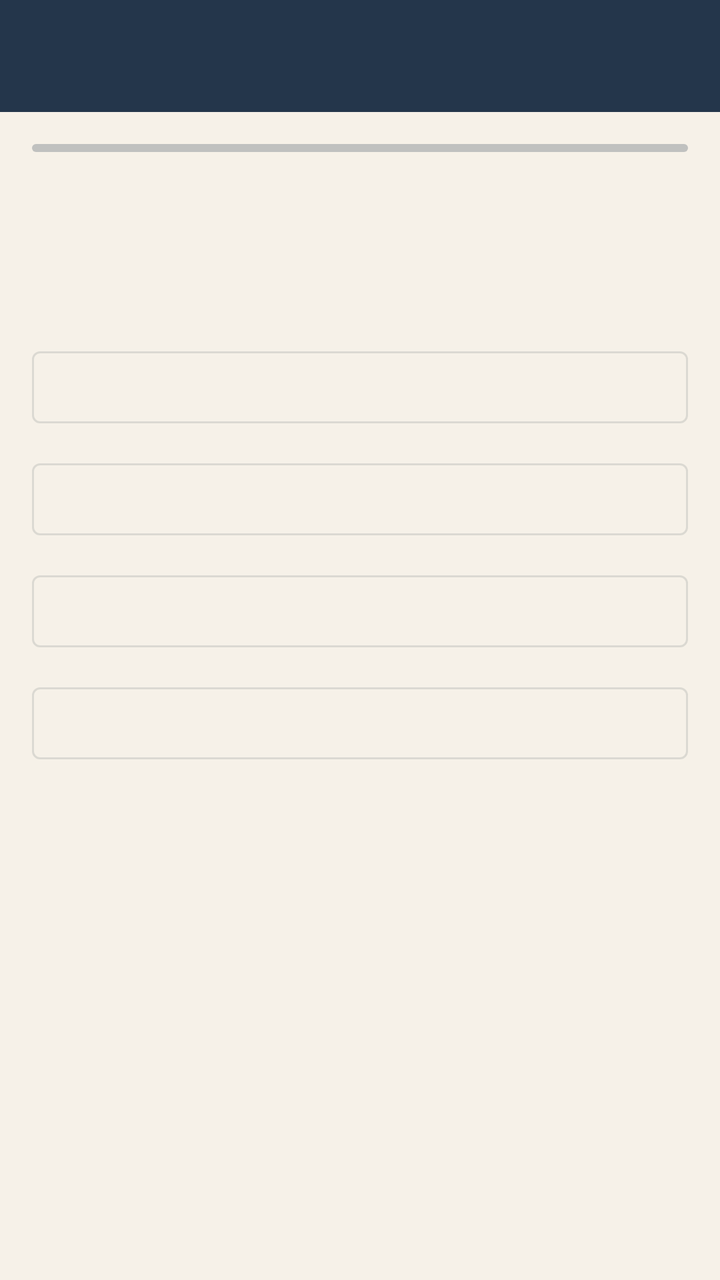
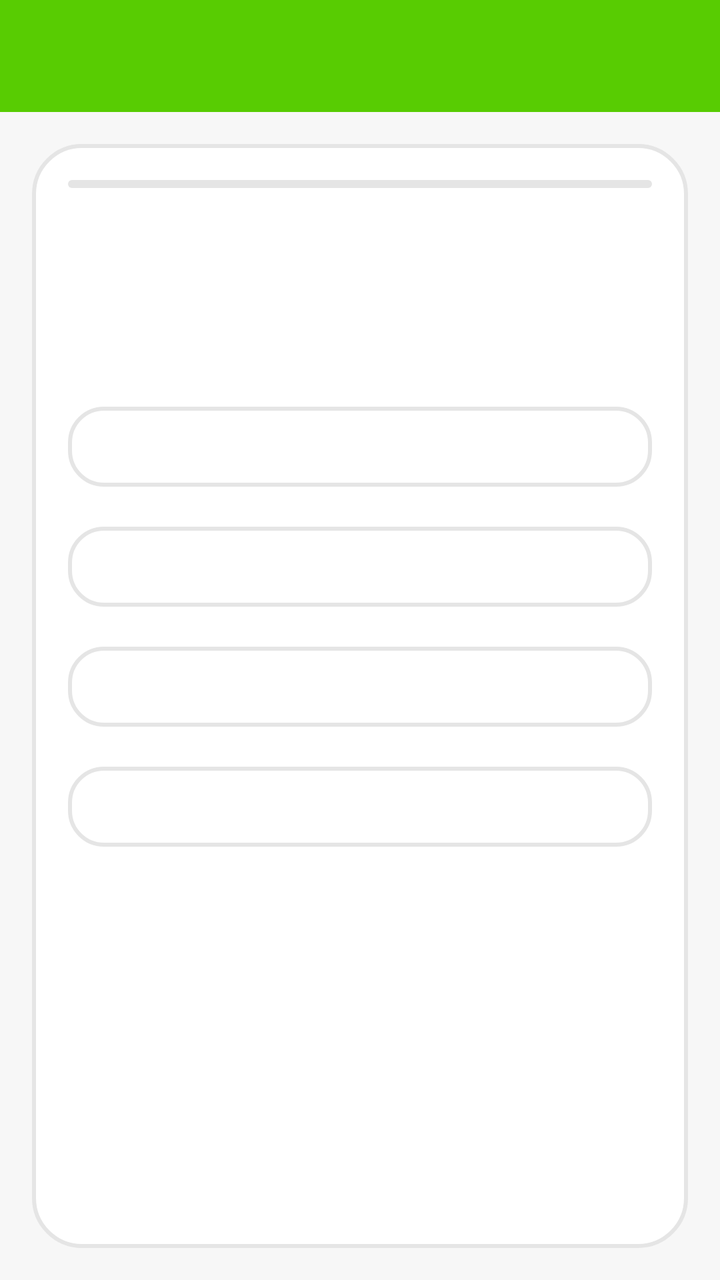

The first picture is an Android layout as it rendered before a commit; the second is the same layout after the commit. The layout source and the unified diff follow.
<!-- AndroidManifest.xml: application theme Theme.NihongoBeginner -->
<!-- res/layout/activity_quiz.xml -->
<?xml version="1.0" encoding="utf-8"?>
<LinearLayout xmlns:android="http://schemas.android.com/apk/res/android"
    xmlns:app="http://schemas.android.com/apk/res-auto"
    xmlns:tools="http://schemas.android.com/tools"
    android:layout_width="match_parent"
    android:layout_height="match_parent"
    android:background="@color/surface"
    android:orientation="vertical">

    <com.google.android.material.appbar.MaterialToolbar
        android:id="@+id/toolbar"
        android:layout_width="match_parent"
        android:layout_height="?actionBarSize"
        android:background="@color/colorPrimary"
        app:titleTextColor="@android:color/white" />

    <LinearLayout
        android:layout_width="match_parent"
        android:layout_height="0dp"
        android:layout_weight="1"
        android:orientation="vertical"
        android:padding="16dp">

        <com.google.android.material.progressindicator.LinearProgressIndicator
            android:id="@+id/progressBarQuiz"
            android:layout_width="match_parent"
            android:layout_height="wrap_content"
            android:layout_marginBottom="8dp"
            android:max="100"
            app:trackCornerRadius="4dp" />

        <TextView
            android:id="@+id/tvQuestionCounter"
            android:layout_width="match_parent"
            android:layout_height="wrap_content"
            android:gravity="end"
            android:layout_marginBottom="8dp"
            android:textColor="@android:color/darker_gray"
            android:textSize="12sp" />

        <TextView
            android:id="@+id/tvQuestion"
            android:layout_width="match_parent"
            android:layout_height="wrap_content"
            android:layout_marginBottom="16dp"
            android:minLines="2"
            android:textColor="@color/colorPrimary"
            android:textSize="18sp"
            android:textStyle="bold" />

        <Button
            android:id="@+id/btnOption0"
            style="@style/Widget.MaterialComponents.Button.OutlinedButton"
            android:layout_width="match_parent"
            android:layout_height="wrap_content"
            android:layout_marginBottom="8dp" />

        <Button
            android:id="@+id/btnOption1"
            style="@style/Widget.MaterialComponents.Button.OutlinedButton"
            android:layout_width="match_parent"
            android:layout_height="wrap_content"
            android:layout_marginBottom="8dp" />

        <Button
            android:id="@+id/btnOption2"
            style="@style/Widget.MaterialComponents.Button.OutlinedButton"
            android:layout_width="match_parent"
            android:layout_height="wrap_content"
            android:layout_marginBottom="8dp" />

        <Button
            android:id="@+id/btnOption3"
            style="@style/Widget.MaterialComponents.Button.OutlinedButton"
            android:layout_width="match_parent"
            android:layout_height="wrap_content"
            android:layout_marginBottom="8dp" />

        <TextView
            android:id="@+id/tvFeedback"
            android:layout_width="match_parent"
            android:layout_height="wrap_content"
            android:layout_marginTop="8dp"
            android:textColor="@android:color/darker_gray"
            android:textSize="14sp"
            android:visibility="gone" />

        <Button
            android:id="@+id/btnNext"
            android:layout_width="match_parent"
            android:layout_height="wrap_content"
            android:layout_marginTop="8dp"
            android:text="הבא"
            android:visibility="gone" />

    </LinearLayout>

    <LinearLayout
        android:id="@+id/layoutResults"
        android:layout_width="match_parent"
        android:layout_height="match_parent"
        android:gravity="center"
        android:orientation="vertical"
        android:padding="32dp"
        android:visibility="gone">

        <TextView
            android:id="@+id/tvResultEmoji"
            android:layout_width="match_parent"
            android:layout_height="wrap_content"
            android:gravity="center"
            android:layout_marginBottom="16dp"
            android:textSize="64sp" />

        <TextView
            android:id="@+id/tvFinalScore"
            android:layout_width="match_parent"
            android:layout_height="wrap_content"
            android:gravity="center"
            android:layout_marginBottom="8dp"
            android:textColor="@color/colorPrimary"
            android:textSize="32sp"
            android:textStyle="bold" />

        <TextView
            android:id="@+id/tvResultMessage"
            android:layout_width="match_parent"
            android:layout_height="wrap_content"
            android:gravity="center"
            android:layout_marginBottom="24dp"
            android:textSize="16sp" />

        <Button
            android:id="@+id/btnReplay"
            android:layout_width="match_parent"
            android:layout_height="wrap_content"
            android:layout_marginBottom="8dp"
            android:text="שחק שוב" />

        <Button
            android:id="@+id/btnBackToLesson"
            style="@style/Widget.MaterialComponents.Button.OutlinedButton"
            android:layout_width="match_parent"
            android:layout_height="wrap_content"
            android:text="חזור לשיעור" />

    </LinearLayout>

</LinearLayout>
<!-- resources referenced by this layout -->
<resources>
  <color name="colorPrimary">#24364B</color>
  <color name="surface">#F6F1E8</color>
  <style name="Theme.NihongoBeginner" parent="Theme.MaterialComponents.DayNight.DarkActionBar">
          <item name="colorPrimary">@color/colorPrimary</item>
          <item name="colorPrimaryVariant">@color/colorPrimaryVariant</item>
          <item name="colorOnPrimary">@color/colorOnPrimary</item>
          <item name="colorSecondary">@color/colorSecondary</item>
          <item name="colorOnSecondary">@color/colorOnSecondary</item>
          <item name="android:colorBackground">@color/background</item>
          <item name="colorSurface">@color/surface</item>
          <item name="colorOnSurface">@color/onSurface</item>
          <item name="materialButtonStyle">@style/App.Button</item>
          <item name="windowActionBar">false</item>
          <item name="windowNoTitle">true</item>
          <item name="android:windowSoftInputMode">adjustResize</item>
      </style>
  <color name="colorPrimaryVariant">#304B64</color>
  <color name="colorOnPrimary">#FFFFFF</color>
  <color name="colorSecondary">#E76F51</color>
  <color name="colorOnSecondary">#FFFFFF</color>
  <color name="background">#F6F1E8</color>
  <color name="onSurface">#1F2933</color>
  <style name="App.Button" parent="Widget.MaterialComponents.Button">
          <item name="cornerRadius">16dp</item>
          <item name="android:minHeight">52dp</item>
          <item name="android:textAllCaps">false</item>
          <item name="backgroundTint">@color/colorSecondary</item>
      </style>
</resources>

<!-- the commit's change to res/layout/activity_quiz.xml (unified diff, before → after) -->
@@ -18,8 +18,10 @@
         android:layout_width="match_parent"
         android:layout_height="0dp"
         android:layout_weight="1"
+        android:layout_margin="16dp"
+        android:background="@drawable/bg_white_round"
         android:orientation="vertical"
-        android:padding="16dp">
+        android:padding="18dp">
 
         <com.google.android.material.progressindicator.LinearProgressIndicator
             android:id="@+id/progressBarQuiz"
@@ -27,6 +29,8 @@
             android:layout_height="wrap_content"
             android:layout_marginBottom="8dp"
             android:max="100"
+            app:indicatorColor="@color/colorPrimary"
+            app:trackColor="@color/surfaceSoft"
             app:trackCornerRadius="4dp" />
 
         <TextView
@@ -35,7 +39,7 @@
             android:layout_height="wrap_content"
             android:gravity="end"
             android:layout_marginBottom="8dp"
-            android:textColor="@android:color/darker_gray"
+            android:textColor="@color/onSurfaceMuted"
             android:textSize="12sp" />
 
         <TextView
@@ -44,34 +48,34 @@
             android:layout_height="wrap_content"
             android:layout_marginBottom="16dp"
             android:minLines="2"
-            android:textColor="@color/colorPrimary"
-            android:textSize="18sp"
+            android:textColor="@color/onSurface"
+            android:textSize="22sp"
             android:textStyle="bold" />
 
         <Button
             android:id="@+id/btnOption0"
-            style="@style/Widget.MaterialComponents.Button.OutlinedButton"
+            style="@style/App.Button.Outlined"
             android:layout_width="match_parent"
             android:layout_height="wrap_content"
             android:layout_marginBottom="8dp" />
 
         <Button
             android:id="@+id/btnOption1"
-            style="@style/Widget.MaterialComponents.Button.OutlinedButton"
+            style="@style/App.Button.Outlined"
             android:layout_width="match_parent"
             android:layout_height="wrap_content"
             android:layout_marginBottom="8dp" />
 
         <Button
             android:id="@+id/btnOption2"
-            style="@style/Widget.MaterialComponents.Button.OutlinedButton"
+            style="@style/App.Button.Outlined"
             android:layout_width="match_parent"
             android:layout_height="wrap_content"
             android:layout_marginBottom="8dp" />
 
         <Button
             android:id="@+id/btnOption3"
-            style="@style/Widget.MaterialComponents.Button.OutlinedButton"
+            style="@style/App.Button.Outlined"
             android:layout_width="match_parent"
             android:layout_height="wrap_content"
             android:layout_marginBottom="8dp" />
@@ -81,7 +85,7 @@
             android:layout_width="match_parent"
             android:layout_height="wrap_content"
             android:layout_marginTop="8dp"
-            android:textColor="@android:color/darker_gray"
+            android:textColor="@color/onSurfaceMuted"
             android:textSize="14sp"
             android:visibility="gone" />
 
@@ -139,7 +143,7 @@
 
         <Button
             android:id="@+id/btnBackToLesson"
-            style="@style/Widget.MaterialComponents.Button.OutlinedButton"
+            style="@style/App.Button.Outlined"
             android:layout_width="match_parent"
             android:layout_height="wrap_content"
             android:text="חזור לשיעור" />
<!-- resource entries referenced after the edit -->
@@ -1,7 +1,27 @@
 <!-- resources referenced by this layout -->
 <resources>
-  <color name="colorPrimary">#24364B</color>
-  <color name="surface">#F6F1E8</color>
+  <color name="colorPrimary">#58CC02</color>
+  <color name="surface">#F7F7F7</color>
+  <color name="surfaceSoft">#E5E5E5</color>
+  <!-- drawable bg_white_round (drawable) -->
+  <?xml version="1.0" encoding="utf-8"?>
+  <shape xmlns:android="http://schemas.android.com/apk/res/android">
+      <solid android:color="@color/white" />
+      <stroke
+          android:width="2dp"
+          android:color="@color/dividerSoft" />
+      <corners android:radius="24dp" />
+  </shape>
+  <style name="App.Button.Outlined" parent="Widget.MaterialComponents.Button.OutlinedButton">
+          <item name="cornerRadius">18dp</item>
+          <item name="android:minHeight">52dp</item>
+          <item name="android:textAllCaps">false</item>
+          <item name="android:textStyle">bold</item>
+          <item name="strokeColor">@color/dividerSoft</item>
+          <item name="strokeWidth">2dp</item>
+          <item name="backgroundTint">@color/white</item>
+          <item name="android:textColor">@color/onSurface</item>
+      </style>
   <style name="Theme.NihongoBeginner" parent="Theme.MaterialComponents.DayNight.DarkActionBar">
           <item name="colorPrimary">@color/colorPrimary</item>
           <item name="colorPrimaryVariant">@color/colorPrimaryVariant</item>
@@ -16,17 +36,22 @@
           <item name="windowNoTitle">true</item>
           <item name="android:windowSoftInputMode">adjustResize</item>
       </style>
-  <color name="colorPrimaryVariant">#304B64</color>
+  <color name="white">#FFFFFF</color>
+  <color name="dividerSoft">#E5E5E5</color>
+  <color name="colorPrimaryVariant">#89E219</color>
   <color name="colorOnPrimary">#FFFFFF</color>
-  <color name="colorSecondary">#E76F51</color>
+  <color name="colorSecondary">#1CB0F6</color>
   <color name="colorOnSecondary">#FFFFFF</color>
-  <color name="background">#F6F1E8</color>
-  <color name="onSurface">#1F2933</color>
+  <color name="background">#F7F7F7</color>
+  <color name="onSurface">#3C3C3C</color>
+  <color name="onSurfaceMuted">#777777</color>
   <style name="App.Button" parent="Widget.MaterialComponents.Button">
-          <item name="cornerRadius">16dp</item>
+          <item name="cornerRadius">18dp</item>
           <item name="android:minHeight">52dp</item>
           <item name="android:textAllCaps">false</item>
-          <item name="backgroundTint">@color/colorSecondary</item>
+          <item name="android:textStyle">bold</item>
+          <item name="backgroundTint">@color/colorPrimary</item>
+          <item name="android:textColor">@color/white</item>
       </style>
 </resources>
 
